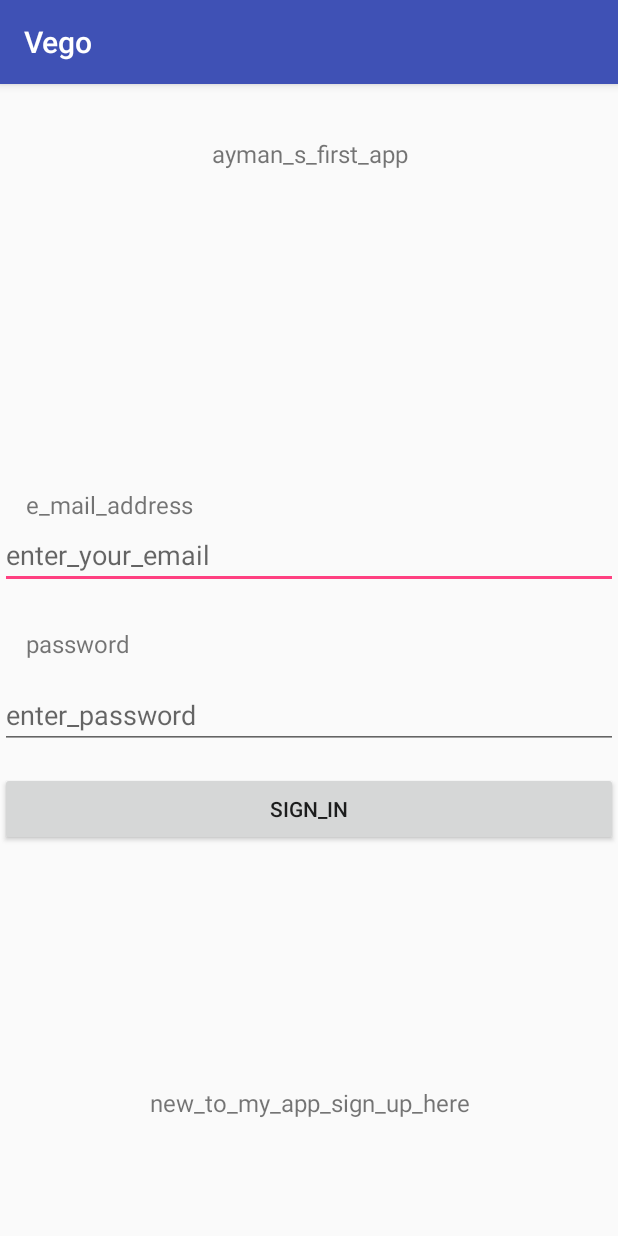
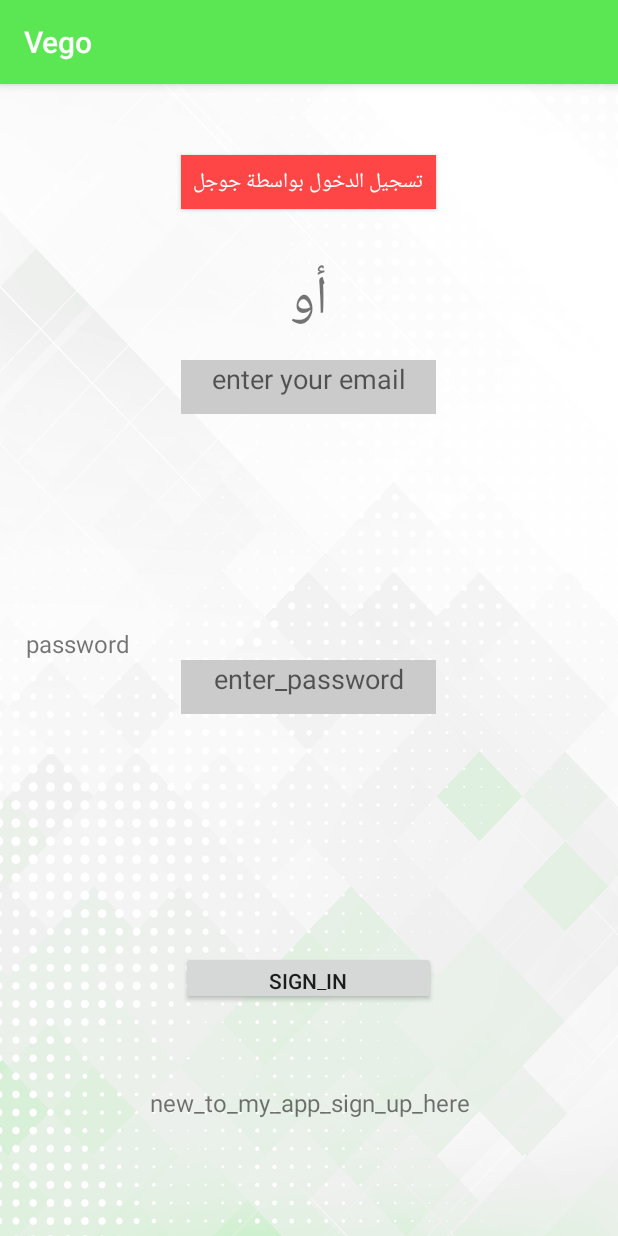
Before and after one commit to Alhashmi95/Vego, an Android app: the LoginActivity screen opened directly, with no data from a screen before it, on a phone screen of 412 x 824 dp. Run offline under Robolectric (Android 15) with nearby library versions, the phone set to English and light mode, and no system bars; our stand-ins replace Firebase (no records; nobody signed in at launch, a user with empty details on screens opened directly).

Commit message:
Design + login patch
fixed logout + login errors when edit text is null

```diff
--- a/app/src/main/res/layout/activity_home.xml
+++ b/app/src/main/res/layout/activity_home.xml
@@ -4,6 +4,7 @@
     xmlns:tools="http://schemas.android.com/tools"
     android:layout_width="match_parent"
     android:layout_height="match_parent"
+    android:background="@drawable/vegowall"
     tools:context=".HomeActivity">
 
     <TextView
@@ -37,7 +38,7 @@
     <TextView
         android:id="@+id/textView3"
         android:layout_width="wrap_content"
-        android:layout_height="29dp"
+        android:layout_height="35dp"
         android:text="English"
         android:textSize="24dp"
         app:layout_constraintBottom_toBottomOf="parent"
--- a/app/src/main/res/layout/activity_login.xml
+++ b/app/src/main/res/layout/activity_login.xml
@@ -4,6 +4,7 @@
     android:layout_width="match_parent"
     android:layout_height="match_parent"
     tools:context=".LoginActivity"
+    android:background="@drawable/vegowall"
     >
 
     <LinearLayout
@@ -36,25 +37,26 @@
 
     <Button
         android:id="@+id/signinBtn"
-        android:layout_width="match_parent"
-        android:layout_height="49dp"
-        android:text="sign_in"
-        android:layout_below="@+id/passwordTxt"
-        android:layout_alignParentLeft="true"
-        android:layout_alignParentStart="true"
-        android:layout_marginTop="15dp" />
+        android:layout_width="170dp"
+        android:layout_height="36dp"
+        android:layout_alignParentBottom="true"
+        android:layout_centerHorizontal="true"
+        android:layout_marginBottom="154dp"
+        android:text="sign_in" />
 
     <EditText
         android:id="@+id/emailTxt"
-        android:layout_width="match_parent"
-        android:layout_height="wrap_content"
-        android:layout_above="@+id/linearLayout"
-        android:layout_alignParentLeft="true"
-        android:layout_alignParentStart="true"
-        android:layout_marginBottom="47dp"
+        android:layout_width="170dp"
+        android:ellipsize="start"
+        android:layout_height="36dp"
+        android:layout_alignParentTop="true"
+        android:layout_centerHorizontal="true"
+        android:gravity="center_horizontal"
+        android:layout_marginTop="184dp"
+        android:background="#cccbcb"
         android:ems="10"
-        android:hint="enter_your_email"
-        android:inputType="textPersonName" />
+        android:hint="enter your email"
+        android:inputType="textEmailAddress" />
 
     <TextView
         android:id="@+id/textView9"
@@ -94,15 +96,14 @@
 
     <TextView
         android:id="@+id/textView10"
-        android:layout_width="match_parent"
-        android:layout_height="33dp"
-        android:layout_alignParentLeft="true"
-        android:layout_alignParentStart="true"
+        android:layout_width="117dp"
+        android:layout_height="wrap_content"
         android:layout_alignParentTop="true"
-        android:layout_marginTop="35dp"
-        android:text="ayman_s_first_app"
+        android:layout_centerHorizontal="true"
+        android:layout_marginTop="114dp"
+        android:text="أو"
         android:textAlignment="center"
-        android:textSize="16sp"
+        android:textSize="36sp"
         app:layout_constraintBottom_toBottomOf="parent"
         app:layout_constraintLeft_toLeftOf="parent"
         app:layout_constraintRight_toRightOf="parent"
@@ -111,16 +112,25 @@
 
     <EditText
         android:id="@+id/passwordTxt"
-        android:layout_width="wrap_content"
-        android:layout_height="wrap_content"
-        android:layout_alignParentEnd="true"
-        android:layout_alignParentLeft="true"
-        android:layout_alignParentRight="true"
-        android:layout_alignParentStart="true"
-        android:layout_below="@+id/linearLayout"
-        android:layout_marginTop="14dp"
+        android:layout_width="170dp"
+        android:layout_height="36dp"
+        android:gravity="center_horizontal"
+        android:layout_alignTop="@+id/linearLayout"
+        android:layout_centerHorizontal="true"
+        android:background="#cccbcb"
         android:ems="10"
         android:hint="enter_password"
         android:inputType="textPassword" />
 
+    <Button
+        android:id="@+id/button"
+        android:layout_width="170dp"
+        android:layout_height="36dp"
+        android:layout_alignParentTop="true"
+        android:layout_centerHorizontal="true"
+        android:layout_marginTop="47dp"
+        android:background="#fe4646"
+        android:textColor="#FFFF"
+        android:text="تسجيل الدخول بواسطة جوجل" />
+
 </RelativeLayout>
--- a/app/src/main/res/layout/activity_user_details.xml
+++ b/app/src/main/res/layout/activity_user_details.xml
@@ -12,7 +12,7 @@
         android:layout_height="?android:attr/actionBarSize" />
 
     <EditText
-        android:id="@+id/usernameTxt"
+        android:id="@+id/confirmPasswordTxt"
         android:layout_width="wrap_content"
         android:layout_height="wrap_content"
         android:layout_marginBottom="8dp"
@@ -44,7 +44,7 @@
         app:layout_constraintHorizontal_bias="0.503"
         app:layout_constraintLeft_toLeftOf="parent"
         app:layout_constraintRight_toRightOf="parent"
-        app:layout_constraintTop_toBottomOf="@+id/usernameTxt"
+        app:layout_constraintTop_toBottomOf="@+id/confirmPasswordTxt"
         app:layout_constraintVertical_bias="0.013" />
 
     <EditText
@@ -108,7 +108,7 @@
         android:layout_marginStart="8dp"
         android:layout_marginTop="8dp"
         android:src="@drawable/common_google_signin_btn_icon_dark"
-        app:layout_constraintBottom_toTopOf="@+id/usernameTxt"
+        app:layout_constraintBottom_toTopOf="@+id/confirmPasswordTxt"
         app:layout_constraintEnd_toEndOf="parent"
         app:layout_constraintStart_toStartOf="parent"
         app:layout_constraintTop_toTopOf="parent"
--- a/app/src/main/res/values/colors.xml
+++ b/app/src/main/res/values/colors.xml
@@ -1,6 +1,8 @@
 <?xml version="1.0" encoding="utf-8"?>
 <resources>
     <color name="colorPrimary">#3F51B5</color>
+    <color name="Vigo"></color>
     <color name="colorPrimaryDark">#303F9F</color>
     <color name="colorAccent">#FF4081</color>
+    <color name="colorvego">#5be754</color>
 </resources>
--- a/app/src/main/res/values/styles.xml
+++ b/app/src/main/res/values/styles.xml
@@ -15,4 +15,8 @@
         <item name="colorAccent">@color/colorAccent</item>
     </style>
 
+    <style name="MyActionBar" parent="Theme.AppCompat.Light.DarkActionBar">
+        <item name="colorPrimary">#5be754</item>
+    </style>
+
 </resources>
```
Also changed, not shown: app/src/main/AndroidManifest.xml (+6 -3 lines), app/src/main/java/com/vego/vego/LoginActivity.java (+16 -3 lines), app/src/main/java/com/vego/vego/SignupActivity.java (+16 -6 lines), app/src/main/java/com/vego/vego/UserDetails.java (+1 -10 lines), app/src/main/res/layout/activity_signup.xml (+36 -23 lines), app/src/main/res/drawable/vegowall.png (added).
